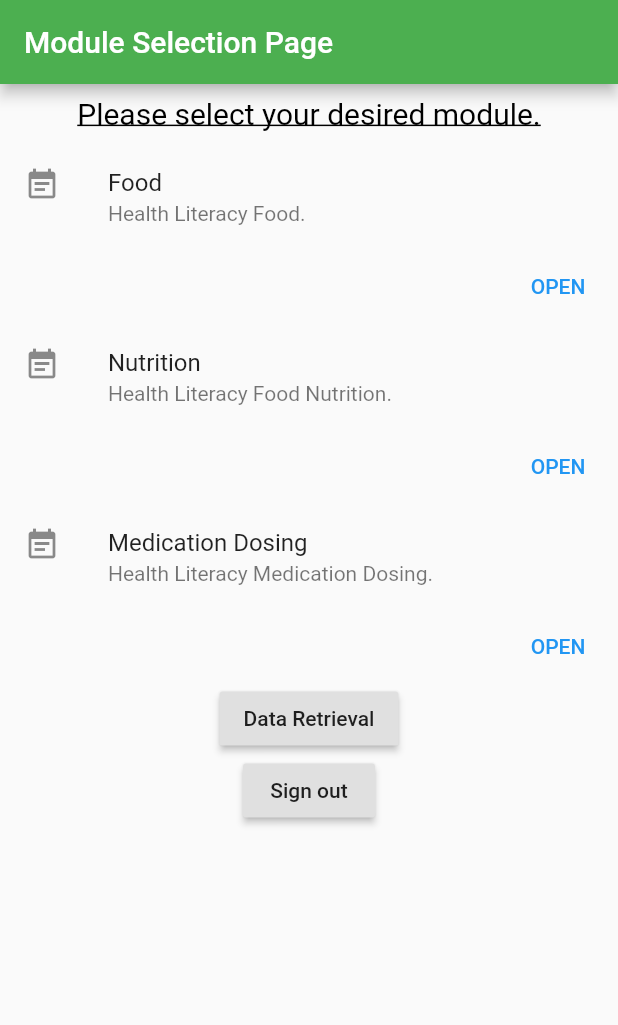
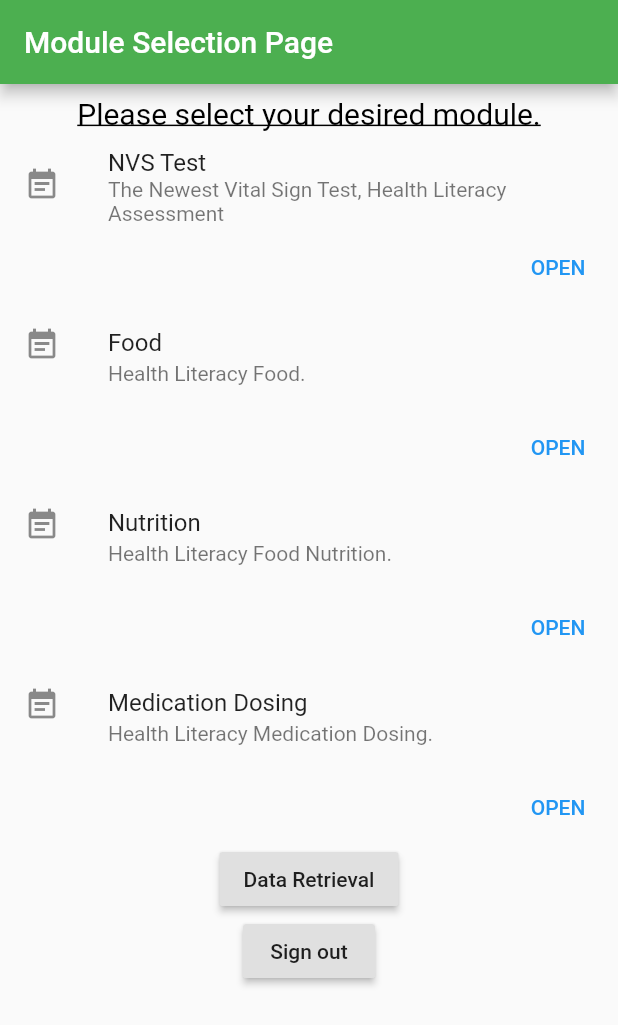
Before and after one commit to ALASKAWARRIORS/HealthLit, a Flutter app: the screen it shows once a user with an empty profile is signed in, on a phone screen of 412 x 824 dp. Shown: the top 1025 px of the screen. Run offline on Flutter 3.47's test engine with Material 2 defaults, Android fonts, the phone set to English and light mode, and no system bars; our stand-ins replace cloud_firestore, firebase_auth, firebase_core, flip_card; missing offline and left inert: flutter_simple_calculator; accounts and stored records are empty.

Commit message:
Added Last minute things before Alpha Demo

```diff
--- a/step_02/lib/main.dart
+++ b/step_02/lib/main.dart
@@ -3,6 +3,7 @@ import 'package:cloud_firestore/cloud_firestore.dart';  // new
 import 'package:flutter/material.dart';
 import 'package:firebase_core/firebase_core.dart';
 import 'package:firebase_auth/firebase_auth.dart'; // new
+import 'package:gtk_flutter/Module0.dart';
 import 'package:gtk_flutter/Module1.dart';
 import 'package:gtk_flutter/Module2.dart';
 import 'package:gtk_flutter/flashcard.dart';
@@ -89,7 +90,7 @@ class _CoursePageState extends State<CoursePage> {
           title: Text('Module Selection Page'),
           backgroundColor: Colors.green,
         ),
-        body: Center(
+        body: SingleChildScrollView(
           child: Column(
             children: <Widget>[
               Padding(
@@ -102,6 +103,34 @@ class _CoursePageState extends State<CoursePage> {
                     decoration: TextDecoration.underline,
                   ),
                 ),
+              ),
+
+              Column(
+                mainAxisSize: MainAxisSize.min,
+                children: <Widget>[
+                  const ListTile(
+                    leading: Icon(Icons.event_note),
+                    title: Text('NVS Test'),
+                    subtitle: Text('The Newest Vital Sign Test, Health Literacy Assessment'),
+                  ),
+                  Row(
+                    mainAxisAlignment: MainAxisAlignment.end,
+                    children: <Widget>[
+                      const SizedBox(width: 3),
+                      TextButton(
+                        child: const Text('OPEN'),
+                        onPressed: () {
+                          Navigator.push(
+                            context,
+                            MaterialPageRoute(
+                                builder: (context) => moduleZeroPage()),
+                          );
+                        },
+                      ),
+                      const SizedBox(width: 8),
+                    ],
+                  ),
+                ],
               ),
               Column(
                 mainAxisSize: MainAxisSize.min,
--- a/step_02/lib/signup.dart
+++ b/step_02/lib/signup.dart
@@ -186,8 +186,8 @@ class SignUpPage extends State<SignUp> {
           .collection("users")
           .doc(firebaseUser.uid)
           .set({
-        "firstname": fNameController.text.trim(),
-        "lastname": lNameController.text.trim(),
+        "Userfirstname": fNameController.text.trim(),
+        "Userlastname": lNameController.text.trim(),
         "childfname": childNameController.text.trim(),
         "childlname": childLastController.text.trim(),
         "childAge": childAgeController.text.trim(),
```
Also changed, not shown: step_02/lib/Module0.dart (added, +45 -0 lines), step_02/pubspec.lock.
